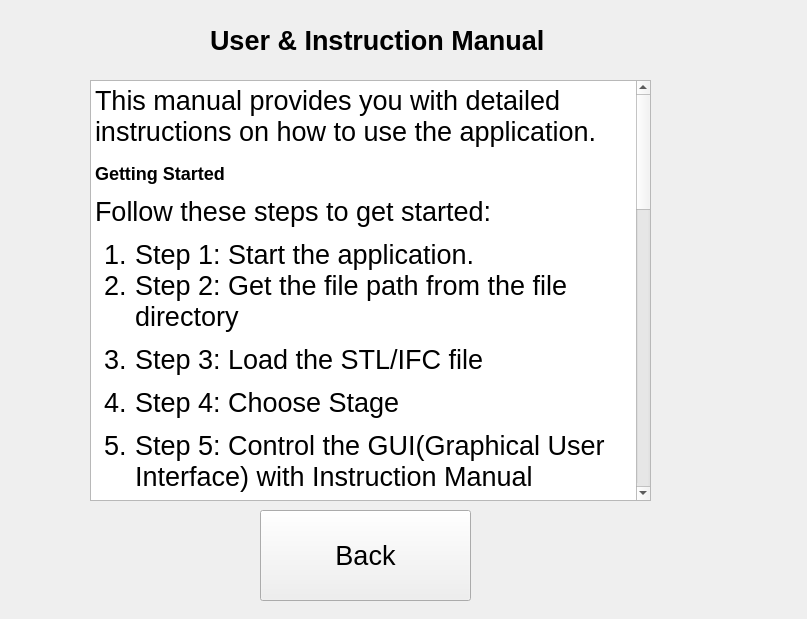
First picture: the form in Greyform/Python_Application/UI_Design/usermanual.ui, repository mokzhizhuan/GreyForm_UIs, before the edit.
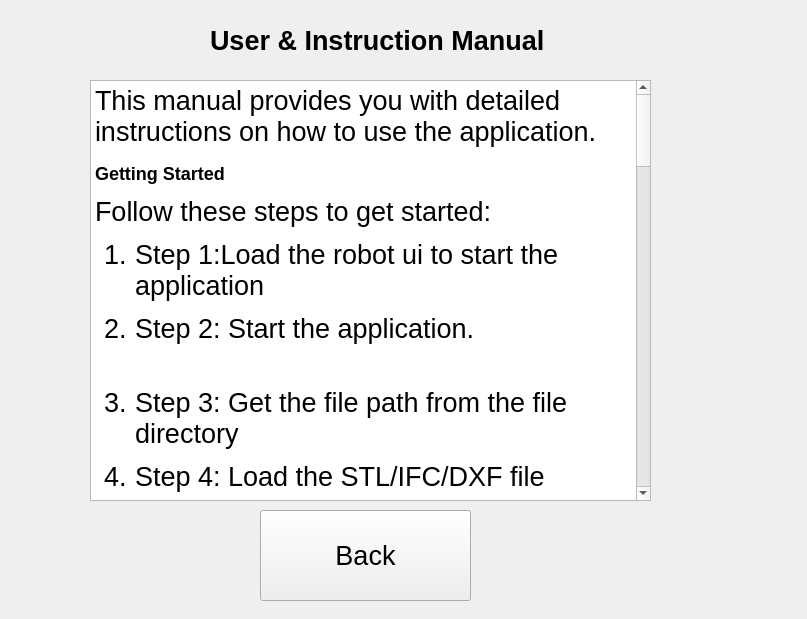
Second picture: the form after the edit.

```diff
--- a/Greyform/Python_Application/UI_Design/usermanual.ui
+++ b/Greyform/Python_Application/UI_Design/usermanual.ui
@@ -30,19 +30,34 @@
 &lt;p style=&quot; margin-top:12px; margin-bottom:12px; margin-left:0px; margin-right:0px; -qt-block-indent:0; text-indent:0px;&quot;&gt;&lt;span style=&quot; font-size:20pt;&quot;&gt;This manual provides you with detailed instructions on how to use the application.        &lt;/span&gt;&lt;/p&gt;
 &lt;h2 style=&quot; margin-top:16px; margin-bottom:12px; margin-left:0px; margin-right:0px; -qt-block-indent:0; text-indent:0px;&quot;&gt;&lt;span style=&quot; font-size:20pt; font-weight:600;&quot;&gt;Getting Started        &lt;/span&gt;&lt;/h2&gt;
 &lt;p style=&quot; margin-top:12px; margin-bottom:12px; margin-left:0px; margin-right:0px; -qt-block-indent:0; text-indent:0px;&quot;&gt;&lt;span style=&quot; font-size:20pt;&quot;&gt;Follow these steps to get started:        &lt;/span&gt;&lt;/p&gt;
-&lt;ol style=&quot;margin-top: 0px; margin-bottom: 0px; margin-left: 0px; margin-right: 0px; -qt-list-indent: 1;&quot;&gt;&lt;li style=&quot; font-size:20pt;&quot; style=&quot; margin-top:12px; margin-bottom:0px; margin-left:0px; margin-right:0px; -qt-block-indent:0; text-indent:0px;&quot;&gt;Step 1: Start the application.            &lt;/li&gt;
-&lt;li style=&quot; font-size:20pt;&quot; style=&quot; margin-top:0px; margin-bottom:12px; margin-left:0px; margin-right:0px; -qt-block-indent:0; text-indent:0px;&quot;&gt;Step 2: Get the file path from the file directory&lt;/li&gt;
-&lt;li style=&quot; font-size:20pt;&quot; style=&quot; margin-top:0px; margin-bottom:12px; margin-left:0px; margin-right:0px; -qt-block-indent:0; text-indent:0px;&quot;&gt;Step 3: Load the STL/IFC file&lt;/li&gt;
-&lt;li style=&quot; font-size:20pt;&quot; style=&quot; margin-top:0px; margin-bottom:12px; margin-left:0px; margin-right:0px; -qt-block-indent:0; text-indent:0px;&quot;&gt;Step 4: Choose Stage&lt;/li&gt;
-&lt;li style=&quot; font-size:20pt;&quot; style=&quot; margin-top:0px; margin-bottom:12px; margin-left:0px; margin-right:0px; -qt-block-indent:0; text-indent:0px;&quot;&gt;Step 5: Control the GUI(Graphical User Interface) with Instruction Manual&lt;/li&gt;
-&lt;li style=&quot; font-size:20pt;&quot; style=&quot; margin-top:0px; margin-bottom:12px; margin-left:0px; margin-right:0px; -qt-block-indent:0; text-indent:0px;&quot;&gt;Step 6: Mark the PBU(Pre-Fabricated Bathroom Unit)&lt;/li&gt;
-&lt;li style=&quot; font-size:20pt;&quot; style=&quot; margin-top:0px; margin-bottom:12px; margin-left:0px; margin-right:0px; -qt-block-indent:0; text-indent:0px;&quot;&gt; Step 7: Confirm your Marking&lt;/li&gt;
-&lt;li style=&quot; font-size:20pt;&quot; style=&quot; margin-top:0px; margin-bottom:12px; margin-left:0px; margin-right:0px; -qt-block-indent:0; text-indent:0px;&quot;&gt;Step 8: Enable Robot for localization                 &lt;/li&gt;&lt;/ol&gt;
+&lt;ol style=&quot;margin-top: 0px; margin-bottom: 0px; margin-left: 0px; margin-right: 0px; -qt-list-indent: 1;&quot;&gt;&lt;li style=&quot; font-size:20pt;&quot; style=&quot; margin-top:12px; margin-bottom:0px; margin-left:0px; margin-right:0px; -qt-block-indent:0; text-indent:0px;&quot;&gt;Step 1:Load the robot ui to start the application&lt;/li&gt;
+&lt;li style=&quot; font-size:20pt;&quot; style=&quot; margin-top:12px; margin-bottom:0px; margin-left:0px; margin-right:0px; -qt-block-indent:0; text-indent:0px;&quot;&gt;Step 2: Start the application.   &lt;/li&gt;
+&lt;p style=&quot; margin-top:12px; margin-bottom:0px; margin-left:0px; margin-right:0px; -qt-block-indent:1; text-indent:0px;&quot;&gt;&lt;span style=&quot; font-size:20pt;&quot;&gt;         &lt;/span&gt;&lt;/p&gt;
+&lt;li style=&quot; font-size:20pt;&quot; style=&quot; margin-top:0px; margin-bottom:12px; margin-left:0px; margin-right:0px; -qt-block-indent:0; text-indent:0px;&quot;&gt;Step 3: Get the file path from the file directory&lt;/li&gt;
+&lt;li style=&quot; font-size:20pt;&quot; style=&quot; margin-top:0px; margin-bottom:12px; margin-left:0px; margin-right:0px; -qt-block-indent:0; text-indent:0px;&quot;&gt;Step 4: Load the STL/IFC/DXF file&lt;/li&gt;
+&lt;li style=&quot; font-size:20pt;&quot; style=&quot; margin-top:0px; margin-bottom:12px; margin-left:0px; margin-right:0px; -qt-block-indent:0; text-indent:0px;&quot;&gt;Step 5: Store the excel file from the file directory&lt;/li&gt;
+&lt;li style=&quot; font-size:20pt;&quot; style=&quot; margin-top:0px; margin-bottom:12px; margin-left:0px; margin-right:0px; -qt-block-indent:0; text-indent:0px;&quot;&gt;Step 6: Choose Sequence&lt;/li&gt;
+&lt;li style=&quot; font-size:20pt;&quot; style=&quot; margin-top:0px; margin-bottom:12px; margin-left:0px; margin-right:0px; -qt-block-indent:0; text-indent:0px;&quot;&gt;Step 7: Sequence Marking Ui will be loaded&lt;/li&gt;
+&lt;li style=&quot; font-size:20pt;&quot; style=&quot; margin-top:0px; margin-bottom:12px; margin-left:0px; margin-right:0px; -qt-block-indent:0; text-indent:0px;&quot;&gt;Step 8: Control the GUI(Graphical User Interface) with Instruction Manual&lt;/li&gt;
+&lt;li style=&quot; font-size:20pt;&quot; style=&quot; margin-top:0px; margin-bottom:12px; margin-left:0px; margin-right:0px; -qt-block-indent:0; text-indent:0px;&quot;&gt;Step 9: Mark the PBU(Pre-Fabricated Bathroom Unit)&lt;/li&gt;
+&lt;li style=&quot; font-size:20pt;&quot; style=&quot; margin-top:0px; margin-bottom:12px; margin-left:0px; margin-right:0px; -qt-block-indent:0; text-indent:0px;&quot;&gt; Step 10: Confirm your Marking&lt;/li&gt;
+&lt;li style=&quot; font-size:20pt;&quot; style=&quot; margin-top:0px; margin-bottom:12px; margin-left:0px; margin-right:0px; -qt-block-indent:0; text-indent:0px;&quot;&gt;Step 11: Enable Robot for localization&lt;/li&gt;
+&lt;li style=&quot; font-size:20pt;&quot; style=&quot; margin-top:0px; margin-bottom:12px; margin-left:0px; margin-right:0px; -qt-block-indent:0; text-indent:0px;&quot;&gt;Step 12: Localization show listener button to tun&lt;/li&gt;
+&lt;li style=&quot; font-size:20pt;&quot; style=&quot; margin-top:0px; margin-bottom:12px; margin-left:0px; margin-right:0px; -qt-block-indent:0; text-indent:0px;&quot;&gt;Step 13: Run both talker node and listener Node&lt;/li&gt;
+&lt;li style=&quot; font-size:20pt;&quot; style=&quot; margin-top:0px; margin-bottom:12px; margin-left:0px; margin-right:0px; -qt-block-indent:0; text-indent:0px;&quot;&gt;Step 14: After it tun , it will show the preview and change the status in the excel&lt;/li&gt;
+&lt;li style=&quot; font-size:20pt;&quot; style=&quot; margin-top:0px; margin-bottom:12px; margin-left:0px; margin-right:0px; -qt-block-indent:0; text-indent:0px;&quot;&gt;Step 15: Close the program.                 &lt;/li&gt;&lt;/ol&gt;
 &lt;h2 style=&quot; margin-top:16px; margin-bottom:12px; margin-left:0px; margin-right:0px; -qt-block-indent:0; text-indent:0px;&quot;&gt;&lt;span style=&quot; font-size:20pt; font-weight:600;&quot;&gt;Features        &lt;/span&gt;&lt;/h2&gt;
 &lt;p style=&quot; margin-top:12px; margin-bottom:12px; margin-left:0px; margin-right:0px; -qt-block-indent:0; text-indent:0px;&quot;&gt;&lt;span style=&quot; font-size:20pt;&quot;&gt;Here are some key features of the application:        &lt;/span&gt;&lt;/p&gt;
 &lt;ul style=&quot;margin-top: 0px; margin-bottom: 0px; margin-left: 0px; margin-right: 0px; -qt-list-indent: 1;&quot;&gt;&lt;li style=&quot; font-size:20pt;&quot; style=&quot; margin-top:12px; margin-bottom:0px; margin-left:0px; margin-right:0px; -qt-block-indent:0; text-indent:0px;&quot;&gt;File Directory&lt;/li&gt;
-&lt;li style=&quot; font-size:20pt;&quot; style=&quot; margin-top:12px; margin-bottom:0px; margin-left:0px; margin-right:0px; -qt-block-indent:0; text-indent:0px;&quot;&gt;STL/IFC frame display            &lt;/li&gt;
-&lt;li style=&quot; font-size:20pt;&quot; style=&quot; margin-top:0px; margin-bottom:12px; margin-left:0px; margin-right:0px; -qt-block-indent:0; text-indent:0px;&quot;&gt;GUI(Graphical User Interface) Display controls&lt;/li&gt;
+&lt;li style=&quot; font-size:20pt;&quot; style=&quot; margin-top:12px; margin-bottom:0px; margin-left:0px; margin-right:0px; -qt-block-indent:0; text-indent:0px;&quot;&gt;STL/IFC frame display&lt;/li&gt;
+&lt;li style=&quot; font-size:20pt;&quot; style=&quot; margin-top:12px; margin-bottom:0px; margin-left:0px; margin-right:0px; -qt-block-indent:0; text-indent:0px;&quot;&gt;Excel file Directory&lt;/li&gt;
+&lt;li style=&quot; font-size:20pt;&quot; style=&quot; margin-top:12px; margin-bottom:0px; margin-left:0px; margin-right:0px; -qt-block-indent:0; text-indent:0px;&quot;&gt;Choose Sequence&lt;/li&gt;
+&lt;li style=&quot; font-size:20pt;&quot; style=&quot; margin-top:12px; margin-bottom:0px; margin-left:0px; margin-right:0px; -qt-block-indent:0; text-indent:0px;&quot;&gt;Localization&lt;/li&gt;
+&lt;li style=&quot; font-size:20pt;&quot; style=&quot; margin-top:12px; margin-bottom:0px; margin-left:0px; margin-right:0px; -qt-block-indent:0; text-indent:0px;&quot;&gt;User Manual UI&lt;/li&gt;
+&lt;li style=&quot; font-size:20pt;&quot; style=&quot; margin-top:12px; margin-bottom:0px; margin-left:0px; margin-right:0px; -qt-block-indent:0; text-indent:0px;&quot;&gt;Talker Listener dialog output&lt;/li&gt;
+&lt;li style=&quot; font-size:20pt;&quot; style=&quot; margin-top:12px; margin-bottom:0px; margin-left:0px; margin-right:0px; -qt-block-indent:0; text-indent:0px;&quot;&gt;Talker Listener Button dialog &lt;/li&gt;&lt;/ul&gt;
+&lt;p style=&quot;-qt-paragraph-type:empty; margin-top:0px; margin-bottom:12px; margin-left:0px; margin-right:0px; -qt-block-indent:0; text-indent:0px; font-size:20pt;&quot;&gt;&lt;br /&gt;&lt;/p&gt;
+&lt;ul style=&quot;margin-top: 0px; margin-bottom: 0px; margin-left: 0px; margin-right: 0px; -qt-list-indent: 1;&quot;&gt;&lt;li style=&quot; font-size:20pt;&quot; style=&quot; margin-top:0px; margin-bottom:12px; margin-left:0px; margin-right:0px; -qt-block-indent:0; text-indent:0px;&quot;&gt;GUI(Graphical User Interface) Display controls&lt;/li&gt;
 &lt;li style=&quot; font-size:20pt;&quot; style=&quot; margin-top:0px; margin-bottom:12px; margin-left:0px; margin-right:0px; -qt-block-indent:0; text-indent:0px;&quot;&gt;Postion of the Actor&lt;/li&gt;
 &lt;li style=&quot; font-size:20pt;&quot; style=&quot; margin-top:0px; margin-bottom:12px; margin-left:0px; margin-right:0px; -qt-block-indent:0; text-indent:0px;&quot;&gt;Settings&lt;/li&gt;
 &lt;li style=&quot; font-size:20pt;&quot; style=&quot; margin-top:0px; margin-bottom:12px; margin-left:0px; margin-right:0px; -qt-block-indent:0; text-indent:0px;&quot;&gt;Collision&lt;/li&gt;&lt;/ul&gt;
```
